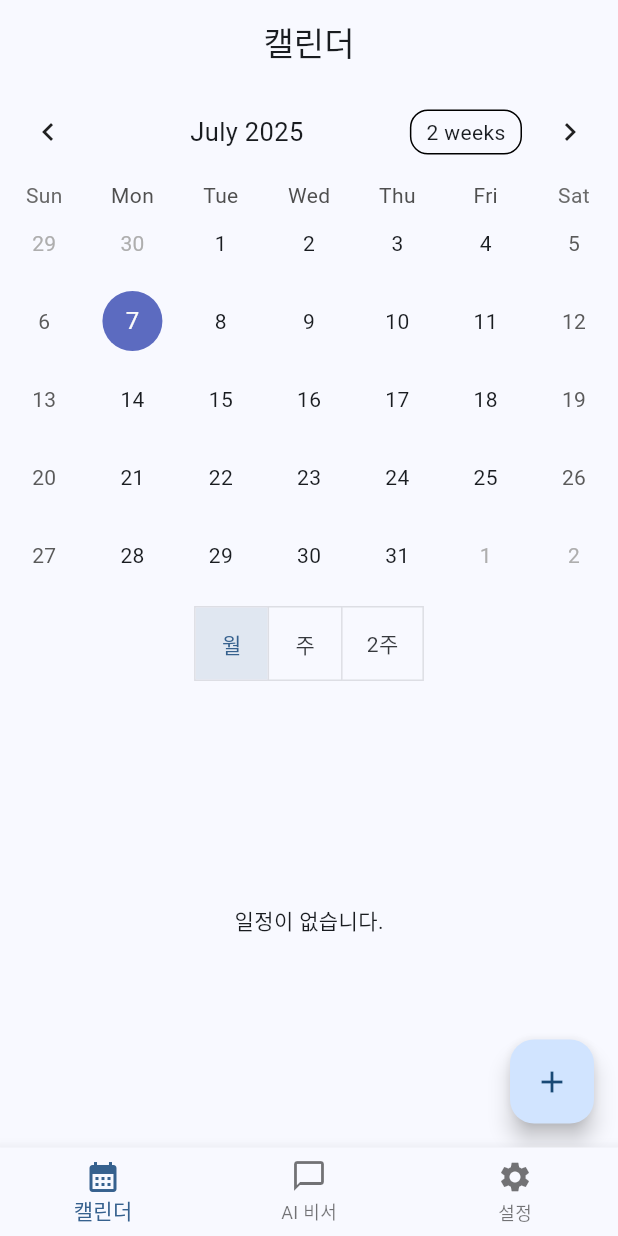
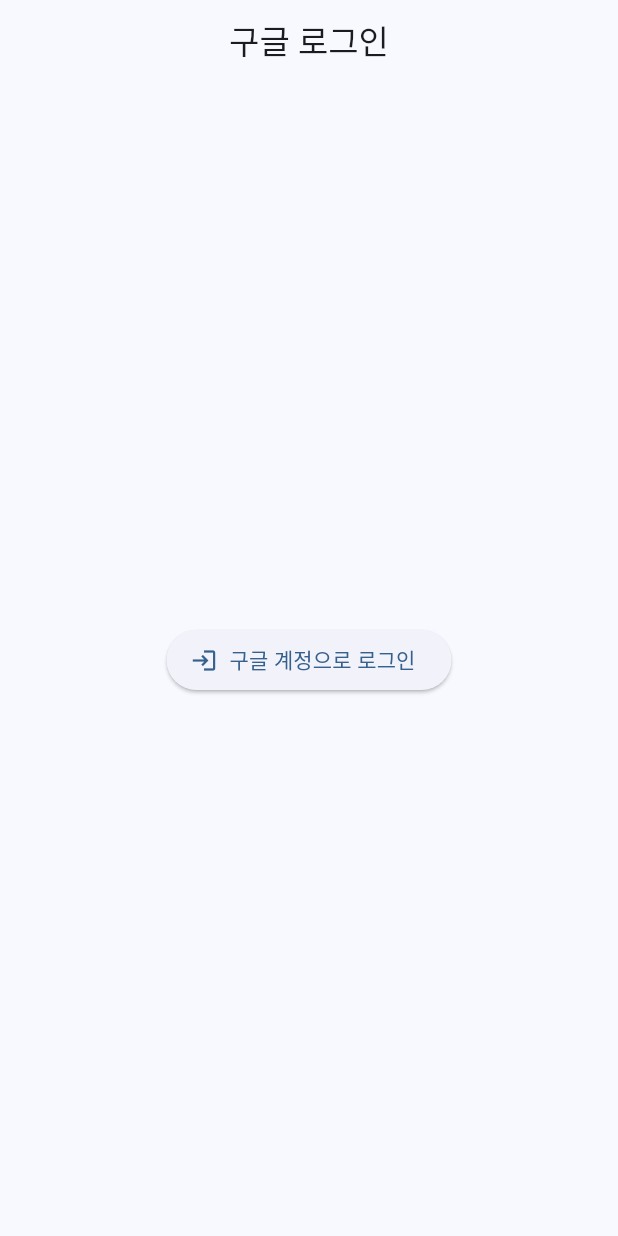
Before and after one commit to Shinkr283/AI_Calendar_Mobile, a Flutter app: the screen it shows after launch, on a phone screen of 412 x 824 dp. Run offline on Flutter 3.47's test engine with Material 3 defaults, Android fonts, the phone set to English and light mode, and no system bars; drawn by our look-alikes of table_calendar; our stand-ins replace firebase_auth, firebase_core, google_sign_in, shared_preferences, sqflite; missing offline and left inert: googleapis; accounts and stored records are empty.

```diff
--- a/lib/main.dart
+++ b/lib/main.dart
@@ -8,8 +8,13 @@ import 'models/event.dart';
 import 'models/user_profile.dart';
 import 'models/chat_message.dart';
 import 'screens/calendar_screen.dart';
+import 'package:firebase_core/firebase_core.dart';
+import 'screens/google_login_screen.dart';
+import 'package:firebase_auth/firebase_auth.dart';
 
-void main() {
+void main() async {
+  WidgetsFlutterBinding.ensureInitialized();
+  await Firebase.initializeApp();
   runApp(const AICalendarApp());
 }
 
@@ -42,8 +47,21 @@ class AICalendarApp extends StatelessWidget {
           elevation: 0,
         ),
       ),
-        home: const MainScreen(),
       debugShowCheckedModeBanner: false,
+      home: StreamBuilder<User?>(
+        stream: FirebaseAuth.instance.authStateChanges(),
+        builder: (context, snapshot) {
+          if (snapshot.connectionState == ConnectionState.waiting) {
+            return const Scaffold(
+              body: Center(child: CircularProgressIndicator()),
+            );
+          }
+          if (snapshot.data == null) {
+            return const GoogleLoginScreen();
+          }
+          return const MainScreen();
+        },
+      ),
     );
   }
 }
--- /dev/null
+++ b/lib/screens/google_login_screen.dart
@@ -0,0 +1,112 @@
+import 'package:flutter/material.dart';
+import 'package:firebase_auth/firebase_auth.dart';
+import 'package:google_sign_in/google_sign_in.dart';
+import 'calendar_sync_prompt_screen.dart';
+import 'calendar_screen.dart';
+
+class GoogleLoginScreen extends StatefulWidget {
+  const GoogleLoginScreen({super.key});
+
+  @override
+  State<GoogleLoginScreen> createState() => _GoogleLoginScreenState();
+}
+
+class _GoogleLoginScreenState extends State<GoogleLoginScreen> {
+  User? _user;
+  bool _isLoading = false;
+  String? _error;
+
+  Future<void> signInWithGoogle() async {
+    setState(() {
+      _isLoading = true;
+      _error = null;
+    });
+    try {
+      final GoogleSignInAccount? googleUser = await GoogleSignIn(
+        scopes: [
+          'email',
+          'https://www.googleapis.com/auth/calendar', // 캘린더 접근 권한
+        ],
+      ).signIn();
+      if (googleUser == null) {
+        setState(() {
+          _isLoading = false;
+        });
+        return; // 로그인 취소
+      }
+      final GoogleSignInAuthentication googleAuth = await googleUser.authentication;
+      final credential = GoogleAuthProvider.credential(
+        accessToken: googleAuth.accessToken,
+        idToken: googleAuth.idToken,
+      );
+      final userCredential = await FirebaseAuth.instance.signInWithCredential(credential);
+      setState(() {
+        _user = userCredential.user;
+        _isLoading = false;
+      });
+    } catch (e) {
+      setState(() {
+        _isLoading = false;
+        _error = e.toString();
+      });
+    }
+  }
+
+  Future<void> signOut() async {
+    await FirebaseAuth.instance.signOut();
+    await GoogleSignIn().signOut();
+    setState(() {
+      _user = null;
+    });
+  }
+
+  @override
+  void initState() {
+    super.initState();
+    _user = FirebaseAuth.instance.currentUser;
+  }
+
+  @override
+  Widget build(BuildContext context) {
+    return Scaffold(
+      appBar: AppBar(title: const Text('구글 로그인')),
+      body: Center(
+        child: _isLoading
+            ? const CircularProgressIndicator()
+            : _user == null
+                ? Column(
+                    mainAxisAlignment: MainAxisAlignment.center,
+                    children: [
+                      ElevatedButton.icon(
+                        onPressed: signInWithGoogle,
+                        icon: const Icon(Icons.login),
+                        label: const Text('구글 계정으로 로그인'),
+                      ),
+                      if (_error != null) ...[
+                        const SizedBox(height: 16),
+                        Text(_error!, style: const TextStyle(color: Colors.red)),
+                      ],
+                    ],
+                  )
+                : Column(
+                    mainAxisAlignment: MainAxisAlignment.center,
+                    children: [
+                      if (_user!.photoURL != null)
+                        CircleAvatar(
+                          backgroundImage: NetworkImage(_user!.photoURL!),
+                          radius: 40,
+                        ),
+                      const SizedBox(height: 16),
+                      Text('이름: ${_user!.displayName ?? "-"}'),
+                      Text('이메일: ${_user!.email ?? "-"}'),
+                      const SizedBox(height: 24),
+                      ElevatedButton(
+                        onPressed: signOut,
+                        child: const Text('로그아웃'),
+                      ),
+                    ],
+                  ),
+      ),
+    );
+  }
+}
```
Also changed, not shown: lib/screens/calendar_screen.dart (+28 -0 lines), lib/screens/calendar_sync_prompt_screen.dart (added, +112 -0 lines), lib/services/google_calendar_service.dart (added, +32 -0 lines), pubspec.yaml (+10 -0 lines), pubspec.lock, 4 other files. Lines whose indentation alone changed are shown as unchanged.
